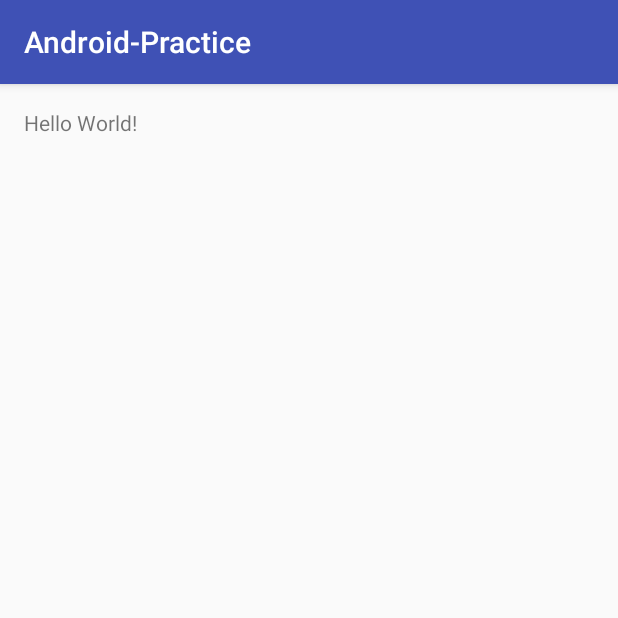
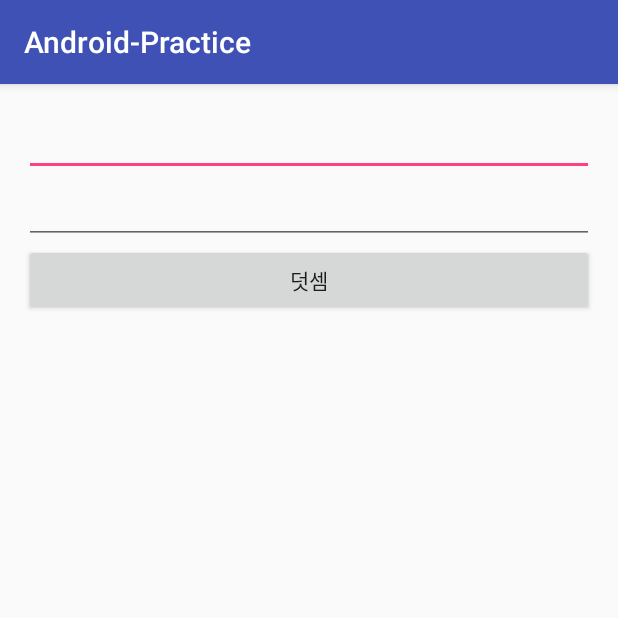
Before and after one commit to KimBoWoon/Android-Practice, an Android app: the screen it shows after launch (MainActivity), on a phone screen of 412 x 824 dp, the top half of it. Run offline under Robolectric (Android 15) with nearby library versions, the phone set to English and light mode, and no system bars.

Commit message:
create add application use MVP Pattern

```diff
--- a/app/build.gradle
+++ b/app/build.gradle
@@ -26,4 +26,8 @@ dependencies {
     })
     compile 'com.android.support:appcompat-v7:24.2.1'
     testCompile 'junit:junit:4.12'
+    // Butter Knife
+    compile 'com.jakewharton:butterknife:7.0.1'
+    // Android Query
+    compile 'com.googlecode.android-query:android-query:0.25.9'
 }
--- a/app/src/main/java/com/kimbowoon/android_practice/MainActivity.java
+++ b/app/src/main/java/com/kimbowoon/android_practice/MainActivity.java
@@ -1,13 +1,65 @@
 package com.kimbowoon.android_practice;
 
+import android.os.Bundle;
 import android.support.v7.app.AppCompatActivity;
-import android.os.Bundle;
+import android.view.View;
+import android.widget.Button;
+import android.widget.EditText;
+import android.widget.TextView;
 
-public class MainActivity extends AppCompatActivity {
+public class MainActivity extends AppCompatActivity implements MainContract.View {
+    private MainPresenter mMainPresenter;
+    private EditText mValEdit1;
+    private EditText mValEdit2;
+    private TextView mTextView;
+    private Button mSumResultBtn;
 
     @Override
     protected void onCreate(Bundle savedInstanceState) {
         super.onCreate(savedInstanceState);
         setContentView(R.layout.activity_main);
+
+        mMainPresenter = new MainPresenter(this);
+
+        initView();
     }
+
+    @Override
+    public void initView() {
+        mValEdit1 = (EditText) findViewById(R.id.main_edit_val1);
+        mValEdit2 = (EditText) findViewById(R.id.main_edit_val2);
+        mTextView = (TextView) findViewById(R.id.sum_result_text);
+        mSumResultBtn = (Button) findViewById(R.id.main_result_btn);
+
+        mSumResultBtn.setOnClickListener(listener);
+    }
+
+    @Override
+    public void setText(String s) {
+        mTextView.setText(s);
+    }
+
+    Button.OnClickListener listener = new View.OnClickListener() {
+        @Override
+        public void onClick(View view) {
+            switch (view.getId()) {
+                case R.id.main_result_btn:
+                    int val1 = Integer.parseInt(mValEdit1.getText().toString());
+                    int val2 = Integer.parseInt(mValEdit2.getText().toString());
+
+                    mMainPresenter.sumButtonClick(val1, val2);
+                    break;
+                default:
+                    break;
+            }
+        }
+    };
+
+//    @OnClick(R.id.main_result_btn)
+//    void onClick() {
+//        int val1 = Integer.parseInt(mValEdit1.getText().toString());
+//        int val2 = Integer.parseInt(mValEdit2.getText().toString());
+//
+//        mMainPresenter.sumButtonClick(val1, val2);
+//    }
 }
--- /dev/null
+++ b/app/src/main/java/com/kimbowoon/android_practice/MainContract.java
@@ -0,0 +1,16 @@
+package com.kimbowoon.android_practice;
+
+/**
+ * Created by 보운 on 2016-10-23.
+ */
+
+public interface MainContract {
+    interface View {
+        void initView();
+        void setText(String s);
+    }
+
+    interface UserAction {
+        void sumButtonClick(int val1, int val2);
+    }
+}
--- /dev/null
+++ b/app/src/main/java/com/kimbowoon/android_practice/MainModel.java
@@ -0,0 +1,11 @@
+package com.kimbowoon.android_practice;
+
+/**
+ * Created by 보운 on 2016-10-23.
+ */
+
+public class MainModel {
+    int getSumData(int val1, int val2) {
+        return val1 + val2;
+    }
+}
--- /dev/null
+++ b/app/src/main/java/com/kimbowoon/android_practice/MainPresenter.java
@@ -0,0 +1,20 @@
+package com.kimbowoon.android_practice;
+
+/**
+ * Created by 보운 on 2016-10-23.
+ */
+
+public class MainPresenter implements MainContract.UserAction {
+    private MainContract.View mMainView;
+    private MainModel mMainModel;
+
+    public MainPresenter(MainContract.View view) {
+        this.mMainModel = new MainModel();
+        this.mMainView = view;
+    }
+
+    @Override
+    public void sumButtonClick(int val1, int val2) {
+        mMainView.setText(String.valueOf(mMainModel.getSumData(val1, val2)));
+    }
+}
--- a/app/src/main/res/layout/activity_main.xml
+++ b/app/src/main/res/layout/activity_main.xml
@@ -1,17 +1,38 @@
 <?xml version="1.0" encoding="utf-8"?>
-<RelativeLayout xmlns:android="http://schemas.android.com/apk/res/android"
+<LinearLayout xmlns:android="http://schemas.android.com/apk/res/android"
     xmlns:tools="http://schemas.android.com/tools"
     android:id="@+id/activity_main"
     android:layout_width="match_parent"
     android:layout_height="match_parent"
+    android:orientation="vertical"
     android:paddingBottom="@dimen/activity_vertical_margin"
     android:paddingLeft="@dimen/activity_horizontal_margin"
     android:paddingRight="@dimen/activity_horizontal_margin"
     android:paddingTop="@dimen/activity_vertical_margin"
     tools:context="com.kimbowoon.android_practice.MainActivity">
 
+    <EditText
+        android:id="@+id/main_edit_val1"
+        android:layout_width="match_parent"
+        android:layout_height="wrap_content"
+        android:inputType="number" />
+
+    <EditText
+        android:id="@+id/main_edit_val2"
+        android:layout_width="match_parent"
+        android:layout_height="wrap_content"
+        android:inputType="number" />
+
+    <Button
+        android:id="@+id/main_result_btn"
+        android:layout_width="match_parent"
+        android:layout_height="wrap_content"
+        android:text="덧셈" />
+
     <TextView
+        android:id="@+id/sum_result_text"
         android:layout_width="wrap_content"
         android:layout_height="wrap_content"
-        android:text="Hello World!" />
-</RelativeLayout>
+        android:textColor="#000000"
+        android:textSize="20sp" />
+</LinearLayout>
```
Also changed, not shown: 1 other file.
